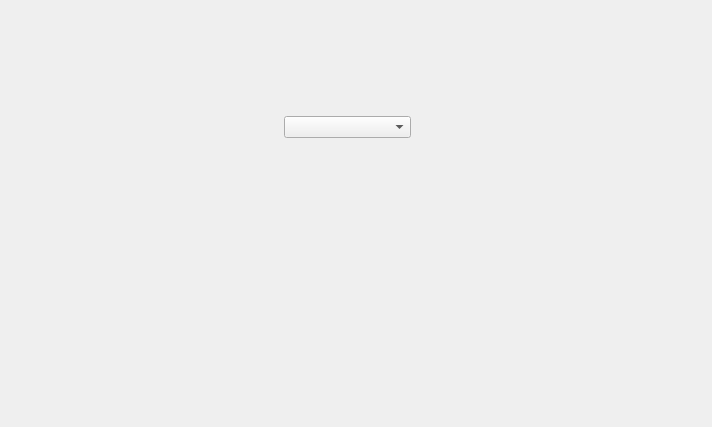
Above: mainwindow.ui from cptsnowball/Isaac-Character-Editor before the change. Below: the same form after it.
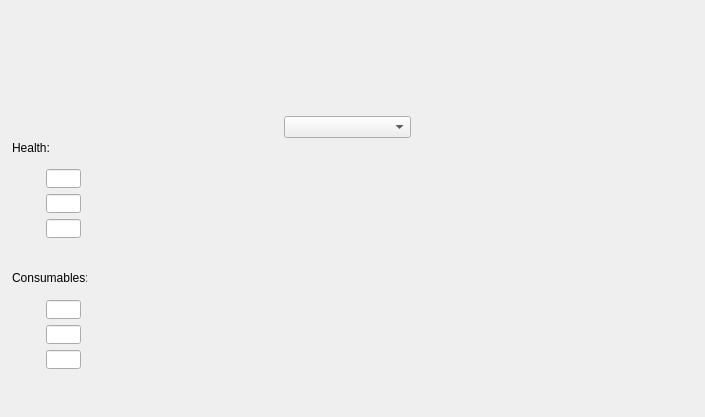
That is the form after the change.

Commit message: health drawing, health/consumable line edits

Diff of the .ui file:
```diff
--- a/mainwindow.ui
+++ b/mainwindow.ui
@@ -6,8 +6,8 @@
    <rect>
     <x>0</x>
     <y>0</y>
-    <width>712</width>
-    <height>427</height>
+    <width>705</width>
+    <height>417</height>
    </rect>
   </property>
   <property name="windowTitle">
@@ -37,16 +37,236 @@
      </rect>
     </property>
    </widget>
-  </widget>
-  <widget class="QMenuBar" name="menuBar">
-   <property name="geometry">
-    <rect>
-     <x>0</x>
-     <y>0</y>
-     <width>712</width>
-     <height>20</height>
-    </rect>
-   </property>
+   <widget class="QLabel" name="redHeartImageLabel">
+    <property name="geometry">
+     <rect>
+      <x>15</x>
+      <y>172</y>
+      <width>16</width>
+      <height>16</height>
+     </rect>
+    </property>
+    <property name="text">
+     <string/>
+    </property>
+   </widget>
+   <widget class="QLabel" name="soulHeartImageLabel">
+    <property name="geometry">
+     <rect>
+      <x>15</x>
+      <y>197</y>
+      <width>16</width>
+      <height>16</height>
+     </rect>
+    </property>
+    <property name="text">
+     <string/>
+    </property>
+   </widget>
+   <widget class="QLabel" name="blackHeartImageLabel">
+    <property name="geometry">
+     <rect>
+      <x>15</x>
+      <y>222</y>
+      <width>16</width>
+      <height>16</height>
+     </rect>
+    </property>
+    <property name="text">
+     <string/>
+    </property>
+   </widget>
+   <widget class="QLabel" name="coinImageLabel">
+    <property name="geometry">
+     <rect>
+      <x>15</x>
+      <y>303</y>
+      <width>16</width>
+      <height>16</height>
+     </rect>
+    </property>
+    <property name="text">
+     <string/>
+    </property>
+   </widget>
+   <widget class="QLabel" name="bombImageLabel">
+    <property name="geometry">
+     <rect>
+      <x>15</x>
+      <y>328</y>
+      <width>16</width>
+      <height>16</height>
+     </rect>
+    </property>
+    <property name="text">
+     <string/>
+    </property>
+   </widget>
+   <widget class="QLabel" name="keyImageLabel">
+    <property name="geometry">
+     <rect>
+      <x>15</x>
+      <y>353</y>
+      <width>16</width>
+      <height>16</height>
+     </rect>
+    </property>
+    <property name="text">
+     <string/>
+    </property>
+   </widget>
+   <widget class="QLabel" name="healthLabel">
+    <property name="geometry">
+     <rect>
+      <x>12</x>
+      <y>135</y>
+      <width>50</width>
+      <height>25</height>
+     </rect>
+    </property>
+    <property name="text">
+     <string>Health:</string>
+    </property>
+   </widget>
+   <widget class="QLabel" name="consumablesLabel">
+    <property name="geometry">
+     <rect>
+      <x>12</x>
+      <y>265</y>
+      <width>75</width>
+      <height>25</height>
+     </rect>
+    </property>
+    <property name="text">
+     <string>Consumables:</string>
+    </property>
+   </widget>
+   <widget class="QLineEdit" name="redHeartLineEdit">
+    <property name="geometry">
+     <rect>
+      <x>46</x>
+      <y>169</y>
+      <width>35</width>
+      <height>19</height>
+     </rect>
+    </property>
+    <property name="sizePolicy">
+     <sizepolicy hsizetype="Minimum" vsizetype="Fixed">
+      <horstretch>0</horstretch>
+      <verstretch>0</verstretch>
+     </sizepolicy>
+    </property>
+    <property name="font">
+     <font>
+      <pointsize>9</pointsize>
+     </font>
+    </property>
+   </widget>
+   <widget class="QLineEdit" name="soulHeartLineEdit">
+    <property name="geometry">
+     <rect>
+      <x>46</x>
+      <y>194</y>
+      <width>35</width>
+      <height>19</height>
+     </rect>
+    </property>
+    <property name="sizePolicy">
+     <sizepolicy hsizetype="Minimum" vsizetype="Fixed">
+      <horstretch>0</horstretch>
+      <verstretch>0</verstretch>
+     </sizepolicy>
+    </property>
+    <property name="font">
+     <font>
+      <pointsize>9</pointsize>
+     </font>
+    </property>
+   </widget>
+   <widget class="QLineEdit" name="blackHeartLineEdit">
+    <property name="geometry">
+     <rect>
+      <x>46</x>
+      <y>219</y>
+      <width>35</width>
+      <height>19</height>
+     </rect>
+    </property>
+    <property name="sizePolicy">
+     <sizepolicy hsizetype="Minimum" vsizetype="Fixed">
+      <horstretch>0</horstretch>
+      <verstretch>0</verstretch>
+     </sizepolicy>
+    </property>
+    <property name="font">
+     <font>
+      <pointsize>9</pointsize>
+     </font>
+    </property>
+   </widget>
+   <widget class="QLineEdit" name="coinLineEdit">
+    <property name="geometry">
+     <rect>
+      <x>46</x>
+      <y>300</y>
+      <width>35</width>
+      <height>19</height>
+     </rect>
+    </property>
+    <property name="sizePolicy">
+     <sizepolicy hsizetype="Minimum" vsizetype="Fixed">
+      <horstretch>0</horstretch>
+      <verstretch>0</verstretch>
+     </sizepolicy>
+    </property>
+    <property name="font">
+     <font>
+      <pointsize>9</pointsize>
+     </font>
+    </property>
+   </widget>
+   <widget class="QLineEdit" name="bombLineEdit">
+    <property name="geometry">
+     <rect>
+      <x>46</x>
+      <y>325</y>
+      <width>35</width>
+      <height>19</height>
+     </rect>
+    </property>
+    <property name="sizePolicy">
+     <sizepolicy hsizetype="Minimum" vsizetype="Fixed">
+      <horstretch>0</horstretch>
+      <verstretch>0</verstretch>
+     </sizepolicy>
+    </property>
+    <property name="font">
+     <font>
+      <pointsize>9</pointsize>
+     </font>
+    </property>
+   </widget>
+   <widget class="QLineEdit" name="keyLineEdit">
+    <property name="geometry">
+     <rect>
+      <x>46</x>
+      <y>350</y>
+      <width>35</width>
+      <height>19</height>
+     </rect>
+    </property>
+    <property name="sizePolicy">
+     <sizepolicy hsizetype="Minimum" vsizetype="Fixed">
+      <horstretch>0</horstretch>
+      <verstretch>0</verstretch>
+     </sizepolicy>
+    </property>
+    <property name="font">
+     <font>
+      <pointsize>9</pointsize>
+     </font>
+    </property>
+   </widget>
   </widget>
  </widget>
  <layoutdefault spacing="6" margin="11"/>
```
Left out of the diff: 17 changed lines with no effect on the pictures. The commit also changes 20 other files.
